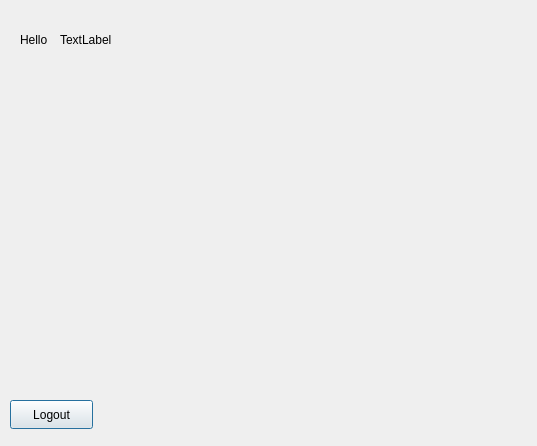
First picture: the form in welcomewindow.ui, repository NourElghaly/CinemaProject, before the edit.
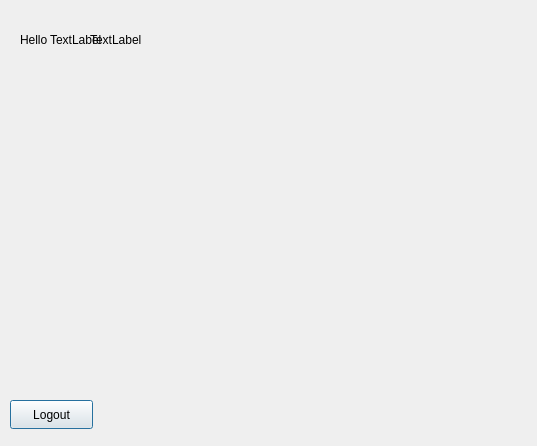
Second picture: the form after the edit.

Commit message: displays the login info in welcomewindow

Diff of the .ui file:
```diff
--- a/welcomewindow.ui
+++ b/welcomewindow.ui
@@ -29,7 +29,7 @@
   <widget class="QLabel" name="WelcomeLabel">
    <property name="geometry">
     <rect>
-     <x>60</x>
+     <x>50</x>
      <y>30</y>
      <width>63</width>
      <height>20</height>
@@ -65,6 +65,19 @@
     <string>Logout</string>
    </property>
   </widget>
+  <widget class="QLabel" name="agelabel">
+   <property name="geometry">
+    <rect>
+     <x>90</x>
+     <y>30</y>
+     <width>63</width>
+     <height>20</height>
+    </rect>
+   </property>
+   <property name="text">
+    <string>TextLabel</string>
+   </property>
+  </widget>
  </widget>
  <resources/>
  <connections/>
```
Left out of the diff: 2 changed lines with no effect on the pictures. The commit also changes 4 other files.
